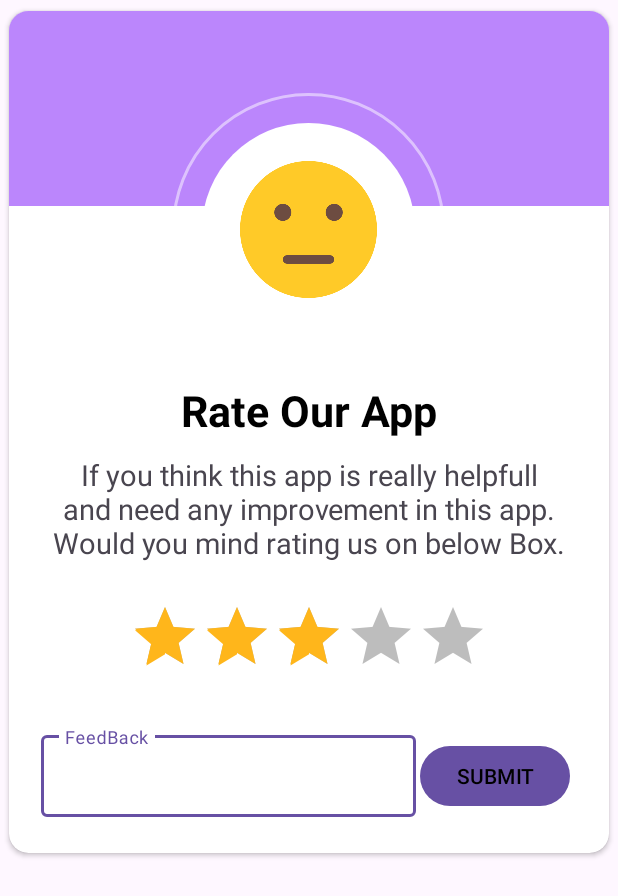
After one commit to Hitesh-Meghwal/SpendEase_Expense_Tracker_App, an Android app: the layout dialog_rate_us.xml on its own in the app's theme, with its tools: preview values and no code run, on a phone screen of 412 x 824 dp. The commit adds this screen. Shown: the top 896 px of the screen. Run offline under Robolectric (Android 15) with nearby library versions, the phone set to English and light mode, and no system bars; Roboto replaces fonts that are not available here.

Commit message:
Tap to share and Rate us our app is done with UI and kt part

```diff
--- a/app/src/main/java/com/example/spendease/navigation/NavigationDrawer.kt
+++ b/app/src/main/java/com/example/spendease/navigation/NavigationDrawer.kt
@@ -20,8 +20,13 @@ import android.view.Gravity
 import android.view.Menu
 import android.view.MenuItem
 import android.view.View
+import android.view.ViewGroup
+import android.view.animation.Animation
+import android.view.animation.ScaleAnimation
 import android.widget.ArrayAdapter
+import android.widget.ImageView
 import android.widget.PopupMenu
+import android.widget.RatingBar
 import android.widget.Spinner
 import android.widget.Toast
 import androidx.appcompat.app.ActionBarDrawerToggle
@@ -39,9 +44,11 @@ import com.example.spendease.databinding.ActivityNavigationDrawerBinding
 import com.example.spendease.userAuthentication.Signin
 import com.google.android.material.appbar.MaterialToolbar
 import com.google.android.material.bottomnavigation.BottomNavigationView
+import com.google.android.material.bottomsheet.BottomSheetDialog
 import com.google.android.material.button.MaterialButton
 import com.google.android.material.imageview.ShapeableImageView
 import com.google.android.material.navigation.NavigationView
+import com.google.android.material.textfield.TextInputEditText
 import com.google.firebase.auth.FirebaseAuth
 import com.google.firebase.firestore.FirebaseFirestore
 import com.itextpdf.text.BaseColor
@@ -75,6 +82,7 @@ class NavigationDrawer : AppCompatActivity(){
     private var selectedYear:Int = 0
     private val CHANNEL_ID = "PDF_GENERATION_CHANNEL"
     private val NOTIFICATION_ID = 100
+    private var userRate = 0F
 
     override fun onCreate(savedInstanceState: Bundle?) {
         super.onCreate(savedInstanceState)
@@ -127,24 +135,53 @@ class NavigationDrawer : AppCompatActivity(){
                     closeDrawer()
                     true
                 }
-
                 R.id.currencyconvertor_id -> {
                     val navController = findNavController(R.id.fragmentContainerView)
                     navController.navigate(R.id.currencyconvertor_id)
                     closeDrawer()
-//                    val action = DashboardDirections.actionDashboardToCurrencyConverter()
-//                    Navigation.findNavController(binding.root).navigate(action)
                     true
                 }
-
                 R.id.share_id->{
                     val appLink = "\"Hey there! \uD83D\uDC4B I've been using this fantastic Expense Manager app, and it's made managing my finances a breeze. \uD83D\uDCB0 If you're looking for a simple and effective way to manage your money, I highly recommend giving it a try. You can download it here: https://shorturl.at/eEHQ6"
-                    val intent = Intent()
+                    val intent = Intent()  // Set the action of the Intent to send
                     intent.action = Intent.ACTION_SEND
                     intent.putExtra(Intent.EXTRA_TEXT,appLink)
-                    intent.type = "text/plain"
-                    startActivity(Intent.createChooser(intent,"Share to: "))
+                    intent.type = "text/plain"  // Set the type of the Intent to "text/plain" since we're sharing plain text
+                    startActivity(Intent.createChooser(intent,"Share to: "))  // Start an activity that allows the user to choose
                     closeDrawer()
+                    true
+                }
+                R.id.rateus_id->{
+                    val dialog = Dialog(this)
+                    dialog.setContentView(R.layout.dialog_rate_us)
+                    dialog.window?.setLayout(ViewGroup.LayoutParams.MATCH_PARENT,ViewGroup.LayoutParams.WRAP_CONTENT)
+                    dialog.window?.setBackgroundDrawable(ColorDrawable(Color.TRANSPARENT))
+                    dialog.show()
+                    closeDrawer()
+                    val submit = dialog.findViewById<MaterialButton>(R.id.submitbtn)
+                    val feedbacktxt = dialog.findViewById<TextInputEditText>(R.id.feedbacktxt)
+                    val ratingImg = dialog.findViewById<ImageView>(R.id.ratingimage)
+                    val ratingBar = dialog.findViewById<RatingBar>(R.id.ratingBar).setOnRatingBarChangeListener(object : RatingBar.OnRatingBarChangeListener{
+                        override fun onRatingChanged(ratingBar: RatingBar?, rating: Float, fromUser: Boolean) {
+                            if (rating <= 1){
+                                ratingImg.setImageResource(R.drawable.onestar)
+                            }
+                            else if(rating <= 2){
+                                ratingImg.setImageResource(R.drawable.twostart)
+                            }
+                            else if(rating <= 3){
+                                ratingImg.setImageResource(R.drawable.threestar)
+                            }
+                            else if(rating <= 4){
+                                ratingImg.setImageResource(R.drawable.fourstar)
+                            }
+                            else if(rating <= 5){
+                                ratingImg.setImageResource(R.drawable.fivestar)
+                            }
+                            animateImage(ratingImg)
+                            userRate = rating
+                        }
+                    })
                     true
                 }
 
@@ -153,6 +190,15 @@ class NavigationDrawer : AppCompatActivity(){
                 }
             }
         }
+    }
+
+    private fun animateImage(ratingImage: ImageView){
+        val scaleAnimation = ScaleAnimation(
+            0F,1f,
+            0F,1f,Animation.RELATIVE_TO_SELF,0.5f,Animation.RELATIVE_TO_SELF,0.5f)
+        scaleAnimation.fillAfter = true
+        scaleAnimation.duration = 200
+        ratingImage.startAnimation(scaleAnimation)
     }
 
     override fun onCreateOptionsMenu(menu: Menu?): Boolean {
--- /dev/null
+++ b/app/src/main/res/drawable/round_back_stroke.xml
@@ -0,0 +1,7 @@
+<?xml version="1.0" encoding="utf-8"?>
+<shape xmlns:android="http://schemas.android.com/apk/res/android">
+    <solid android:color="@color/transparent"/>
+    <stroke android:width="2dp"
+        android:color="#80ffffff"/>
+    <corners android:radius="1000dp"/>
+</shape>
--- /dev/null
+++ b/app/src/main/res/drawable/round_back_white.xml
@@ -0,0 +1,5 @@
+<?xml version="1.0" encoding="utf-8"?>
+<shape xmlns:android="http://schemas.android.com/apk/res/android">
+    <solid android:color="@color/white"/>
+    <corners android:radius="1000dp"/>
+</shape>
--- /dev/null
+++ b/app/src/main/res/layout/dialog_rate_us.xml
@@ -0,0 +1,121 @@
+<?xml version="1.0" encoding="utf-8"?>
+<RelativeLayout
+    xmlns:android="http://schemas.android.com/apk/res/android"
+    android:layout_width="match_parent"
+    android:layout_height="match_parent"
+    xmlns:app="http://schemas.android.com/apk/res-auto">
+
+    <androidx.cardview.widget.CardView
+        android:layout_width="match_parent"
+        android:layout_height="wrap_content"
+        app:cardUseCompatPadding="true"
+        app:cardCornerRadius="@dimen/_10sdp">
+
+        <LinearLayout
+            android:layout_width="match_parent"
+            android:layout_height="wrap_content"
+            android:orientation="vertical">
+
+            <View
+                android:layout_width="match_parent"
+                android:layout_height="@dimen/_100sdp"
+                android:background="@color/purple_200"/>
+
+            <RelativeLayout
+                android:layout_width="@dimen/_140sdp"
+                android:layout_height="@dimen/_140sdp"
+                android:layout_gravity="center"
+                android:layout_marginTop="-75dp"
+                android:background="@drawable/round_back_stroke"
+                android:padding="20dp"
+                >
+                <View
+                    android:layout_width="match_parent"
+                    android:layout_height="match_parent"
+                    android:background="@drawable/round_back_white"
+                    />
+
+                <ImageView
+                    android:id="@+id/ratingimage"
+                    android:layout_width="match_parent"
+                    android:layout_height="match_parent"
+                    android:layout_centerInParent="true"
+                    android:adjustViewBounds="true"
+                    android:padding="25dp"
+                    android:src="@drawable/threestar" />
+            </RelativeLayout>
+
+            <TextView
+                android:layout_width="wrap_content"
+                android:layout_height="wrap_content"
+                android:text="@string/rate_our_app"
+                android:textSize="@dimen/_22ssp"
+                android:textColor="@color/black"
+                android:textStyle="bold"
+                android:layout_marginTop="10dp"
+                android:layout_gravity="center"
+                />
+
+            <TextView
+                android:layout_width="wrap_content"
+                android:layout_height="wrap_content"
+                android:text="@string/if_you_are_enjoy_using_our_app_would_you_mind_rating_us_on_the_play_store"
+                android:textSize="@dimen/_15ssp"
+                android:layout_gravity="center"
+                android:gravity="center"
+                android:layout_marginTop="@dimen/_8sdp"
+                android:layout_marginStart="@dimen/_20sdp"
+                android:layout_marginEnd="@dimen/_20sdp"/>
+
+            <androidx.appcompat.widget.AppCompatRatingBar
+                android:id="@+id/ratingBar"
+                android:layout_width="wrap_content"
+                android:layout_height="wrap_content"
+                android:layout_gravity="center"
+                android:layout_marginTop="@dimen/_20sdp"
+                android:layout_marginBottom="@dimen/_10sdp"
+                android:rating="3"
+                android:theme="@style/MyRatingStar"
+                />
+            <LinearLayout
+                android:layout_width="match_parent"
+                android:layout_height="wrap_content"
+                android:orientation="horizontal"
+                android:layout_marginTop="@dimen/_2sdp"
+                android:layout_marginBottom="@dimen/_10sdp"
+                android:layout_marginStart="@dimen/_8sdp"
+                android:layout_marginEnd="@dimen/_8sdp"
+                android:padding="@dimen/_8sdp"
+                >
+
+                <com.google.android.material.textfield.TextInputLayout
+                    android:layout_width="250dp"
+                    android:layout_height="60dp"
+                    android:hint="@string/feedback"
+                    >
+                    <com.google.android.material.textfield.TextInputEditText
+                        android:id="@+id/feedbacktxt"
+                        android:layout_width="match_parent"
+                        android:inputType="text"
+                        android:maxLines="5"
+                        android:layout_height="match_parent"
+                        android:textColor="@color/black"
+                        />
+
+                </com.google.android.material.textfield.TextInputLayout>
+
+                <com.google.android.material.button.MaterialButton
+                    android:id="@+id/submitbtn"
+                    android:layout_width="wrap_content"
+                    android:layout_height="wrap_content"
+                    android:textColor="@color/black"
+                    android:text="@string/submit"
+                    android:layout_marginTop="@dimen/_2sdp"
+                    android:layout_gravity="center"
+                    android:textAllCaps="true"
+                    android:layout_marginStart="@dimen/_2sdp"
+                    />
+            </LinearLayout>
+        </LinearLayout>
+    </androidx.cardview.widget.CardView>
+</RelativeLayout>
--- a/app/src/main/res/values/strings.xml
+++ b/app/src/main/res/values/strings.xml
@@ -91,6 +91,10 @@
     <string name="monthly_pdf">Monthly PDF</string>
     <string name="yearly_pdf">Yearly PDF</string>
     <string name="generate">Generate</string>
+    <string name="rate_our_app">Rate Our App</string>
+    <string name="if_you_are_enjoy_using_our_app_would_you_mind_rating_us_on_the_play_store">If you think this app is really helpfull and need any improvement in this app. Would you mind rating us on below Box.</string>
+    <string name="submit">Submit</string>
+    <string name="feedback">FeedBack</string>
     <string-array name="Currency">
         <item>₹ Indian Rupee</item>
         <item>$ Dollar</item>
--- a/app/src/main/res/values/themes.xml
+++ b/app/src/main/res/values/themes.xml
@@ -48,4 +48,11 @@
     <style name="modal" parent="Widget.Design.BottomSheet.Modal">
         <item name="android:background">@drawable/dialog_rounded_corners</item>
     </style>
+
+    <style name="MyRatingStar" parent="Widget.AppCompat.RatingBar">
+        <!--non selected star-->
+        <item name="colorControlNormal">@color/black</item>
+        <!-- selected star-->
+        <item name="colorControlActivated">@color/yellow</item>
+    </style>
 </resources>
```
Also changed, not shown: app/src/main/res/drawable/fivestar.png (added), app/src/main/res/drawable/fourstar.png (added), app/src/main/res/drawable/onestar.png (added), app/src/main/res/drawable/threestar.png (added), app/src/main/res/drawable/twostart.png (added).
